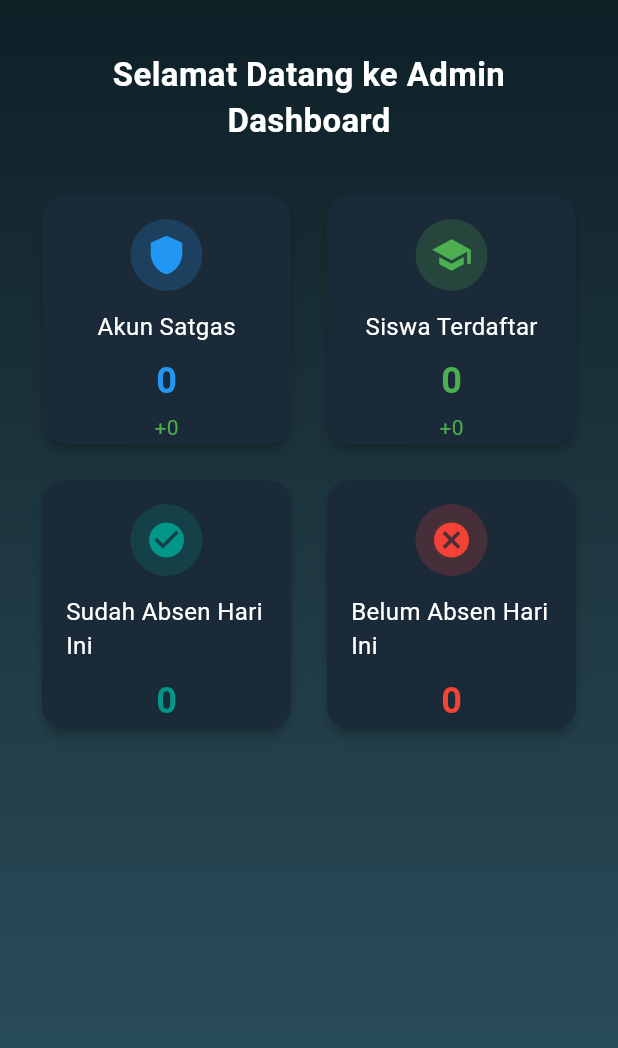
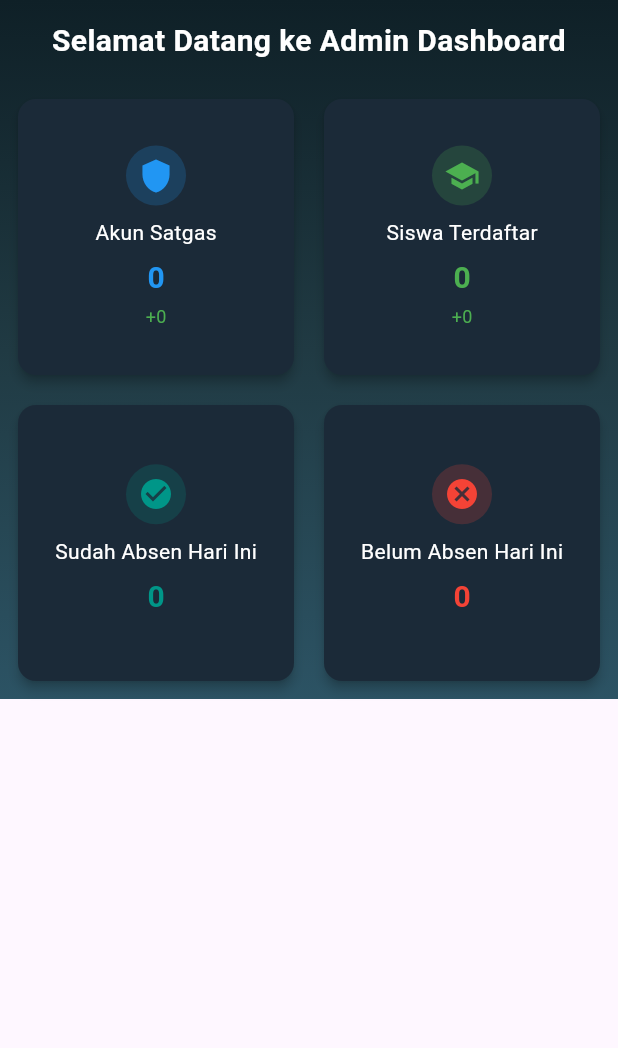
Before and after one commit to ArvaRasendriya/SistemParkirSekolah, a Flutter app: the DashboardContent widget shown alone on an empty page, opened directly, on a phone screen of 412 x 824 dp. Shown: the top 1048 px of the screen. Run offline on Flutter 3.47's test engine with Material 3 defaults, Android fonts, the phone set to English and light mode, and no system bars; our stand-ins replace audioplayers, google_fonts, image_picker, qr_flutter, supabase_flutter; missing offline and left inert: mobile_scanner; accounts and stored records are empty.

Commit message:
small_fixes

```diff
--- a/lib/pages/admin_dashboard_page.dart
+++ b/lib/pages/admin_dashboard_page.dart
@@ -175,33 +175,36 @@ class _DashboardContentState extends State<DashboardContent> {
           end: Alignment.bottomCenter,
         ),
       ),
+      child: SingleChildScrollView(
+        physics: ClampingScrollPhysics(),
         child: Padding(
-        padding: const EdgeInsets.all(24.0),
+          padding: const EdgeInsets.all(8.0),
           child: Column(
             crossAxisAlignment: CrossAxisAlignment.stretch,
             children: [
-            const SizedBox(height: 10),
+              const SizedBox(height: 5),
               const Text(
                 'Selamat Datang ke Admin Dashboard',
                 style: TextStyle(
-                fontSize: 22,
+                  fontSize: 20,
                   fontWeight: FontWeight.bold,
                   color: Colors.white,
                 ),
                 textAlign: TextAlign.center,
               ),
-            const SizedBox(height: 30),
+              const SizedBox(height: 20),
 
               // Card Statistik
-            Expanded(
-              child: loading
+              loading
                   ? const Center(
                       child: CircularProgressIndicator(color: Colors.white),
                     )
                   : GridView.count(
                       crossAxisCount: 2,
-                      crossAxisSpacing: 16,
-                      mainAxisSpacing: 16,
+                      crossAxisSpacing: 12,
+                      mainAxisSpacing: 12,
+                      shrinkWrap: true,
+                      physics: NeverScrollableScrollPhysics(),
                       children: [
                         StatCard(
                           title: "Akun Satgas",
@@ -233,8 +236,8 @@ class _DashboardContentState extends State<DashboardContent> {
                         ),
                       ],
                     ),
+            ],
           ),
-          ],
         ),
       ),
     );
@@ -261,38 +264,38 @@ class StatCard extends StatelessWidget {
   Widget build(BuildContext context) {
     return Card(
       color: const Color(0xFF1B2A38),
-      shape: RoundedRectangleBorder(borderRadius: BorderRadius.circular(16)),
+      shape: RoundedRectangleBorder(borderRadius: BorderRadius.circular(12)),
       elevation: 3,
       child: Padding(
-        padding: const EdgeInsets.all(16.0),
+        padding: const EdgeInsets.all(12.0),
         child: Column(
           mainAxisAlignment: MainAxisAlignment.center,
           children: [
             CircleAvatar(
               backgroundColor: color.withOpacity(0.2),
-              child: Icon(icon, color: color, size: 28),
-              radius: 24,
-            ),
-            const SizedBox(height: 12),
-            Text(
-              title,
-              style: const TextStyle(fontSize: 16, color: Colors.white),
+              child: Icon(icon, color: color, size: 24),
+              radius: 20,
             ),
             const SizedBox(height: 8),
             Text(
+              title,
+              style: const TextStyle(fontSize: 14, color: Colors.white),
+            ),
+            const SizedBox(height: 6),
+            Text(
               value,
               style: TextStyle(
-                fontSize: 24,
+                fontSize: 20,
                 fontWeight: FontWeight.bold,
                 color: color,
               ),
             ),
-            const SizedBox(height: 4),
+            const SizedBox(height: 2),
             if (change.isNotEmpty)
               Text(
                 change,
                 style: TextStyle(
-                  fontSize: 14,
+                  fontSize: 12,
                   color: change.contains("+") ? Colors.green : Colors.red,
                 ),
               ),
--- a/lib/pages/riwayat_page.dart
+++ b/lib/pages/riwayat_page.dart
@@ -124,6 +124,12 @@ class _RiwayatPageState extends State<RiwayatPage> {
         iconTheme: const IconThemeData(color: Colors.white),
         titleTextStyle: const TextStyle(
             color: Colors.white, fontSize: 20, fontWeight: FontWeight.bold),
+        actions: [
+          IconButton(
+            icon: const Icon(Icons.refresh, color: Colors.white),
+            onPressed: fetchRiwayat,
+          ),
+        ],
       ),
       body: Container(
         decoration: const BoxDecoration(
--- a/lib/pages/satgas_list_page.dart
+++ b/lib/pages/satgas_list_page.dart
@@ -75,6 +75,8 @@ class _SatgasListPageState extends State<SatgasListPage> {
             end: Alignment.bottomRight,
           ),
         ),
+        child: RefreshIndicator(
+          onRefresh: fetchSatgasAccounts,
           child: isLoading
               ? const Center(child: CircularProgressIndicator(color: Colors.white))
               : satgasAccounts.isEmpty
@@ -143,6 +145,7 @@ class _SatgasListPageState extends State<SatgasListPage> {
                       ),
                     ),
         ),
+      ),
     );
   }
 }
```
Also changed, not shown: lib/main.dart (+6 -6 lines), lib/pages/admin_approval_page.dart (+9 -1 lines), lib/pages/admin_sim_page.dart (+15 -1 lines), lib/pages/profile_page.dart (+11 -4 lines), 1 other file. Lines whose indentation alone changed are shown as unchanged.
